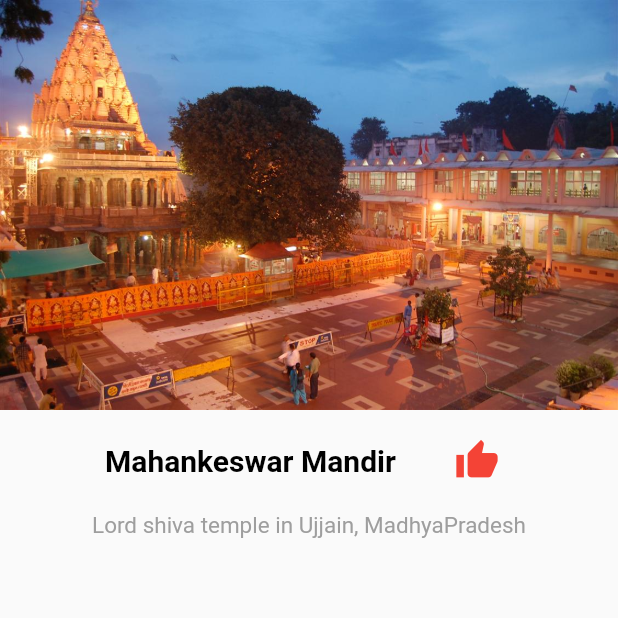
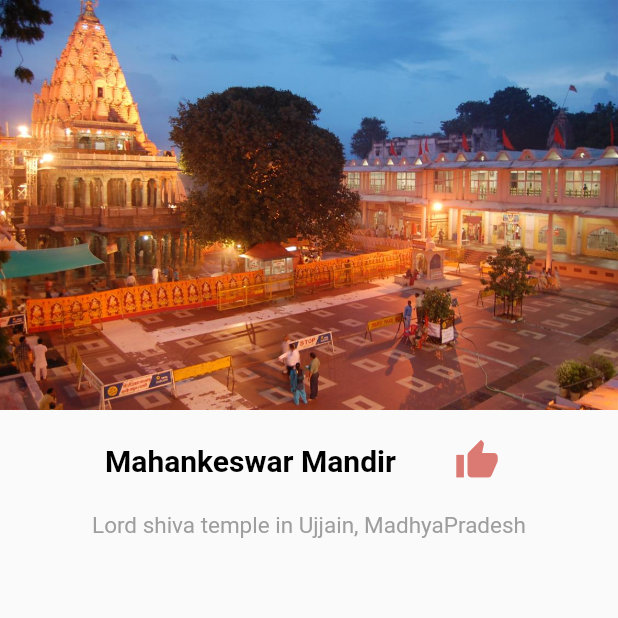
Before and after one commit to RohitParmar45/tween-animation, a Flutter app: the screen it shows after launch, after a tap on the "thumb up" icon, on a phone screen of 412 x 824 dp, the top half of it. Run offline on Flutter 3.47's test engine with Material 2 defaults, Android fonts, the phone set to English and light mode, and no system bars.

Commit message:
implement tween animation  - animation, animation controller, animation builder , SingleTickerProviderStateMixin

```diff
--- a/lib/home.dart
+++ b/lib/home.dart
@@ -7,9 +7,21 @@ class Home extends StatefulWidget {
   State<Home> createState() => _HomeState();
 }
 
-class _HomeState extends State<Home> {
+class _HomeState extends State<Home> with SingleTickerProviderStateMixin {
   bool isLike = false;
-  Color iconColor = Colors.white;
+  late Animation animation;
+  late AnimationController animationController;
+
+  @override
+  void initState() {
+    super.initState();
+    animationController =
+        AnimationController(vsync: this, duration: Duration(seconds: 2));
+    animation = ColorTween(begin: Colors.grey[400], end: Colors.red)
+        .animate(animationController);
+
+    animationController.addListener(() {});
+  }
 
   @override
   Widget build(BuildContext context) {
@@ -22,7 +34,7 @@ class _HomeState extends State<Home> {
             child: Row(
               mainAxisAlignment: MainAxisAlignment.center,
               children: [
-                Text(
+                const Text(
                   "Mahankeswar Mandir",
                   style: TextStyle(
                       color: Colors.black,
@@ -31,17 +43,22 @@ class _HomeState extends State<Home> {
                 ),
                 Padding(
                   padding: EdgeInsets.only(left: 30, right: 12),
-                  child: IconButton(
+                  child: AnimatedBuilder(
+                    animation: animationController,
+                    builder: (BuildContext context, Widget? child) =>
+                        IconButton(
                       icon: Icon(
                         Icons.thumb_up,
                         size: 30,
-                      color: iconColor,
+                        color: animation.value,
                       ),
                       onPressed: () {
-                      iconColor = isLike ? Colors.grey : Colors.red;
+                        isLike
+                            ? animationController.reverse()
+                            : animationController.forward();
                         isLike = !isLike;
-                      setState(() {});
                       },
+                    ),
                   ),
                 )
               ],
```
Lines whose indentation alone changed are shown as unchanged.
